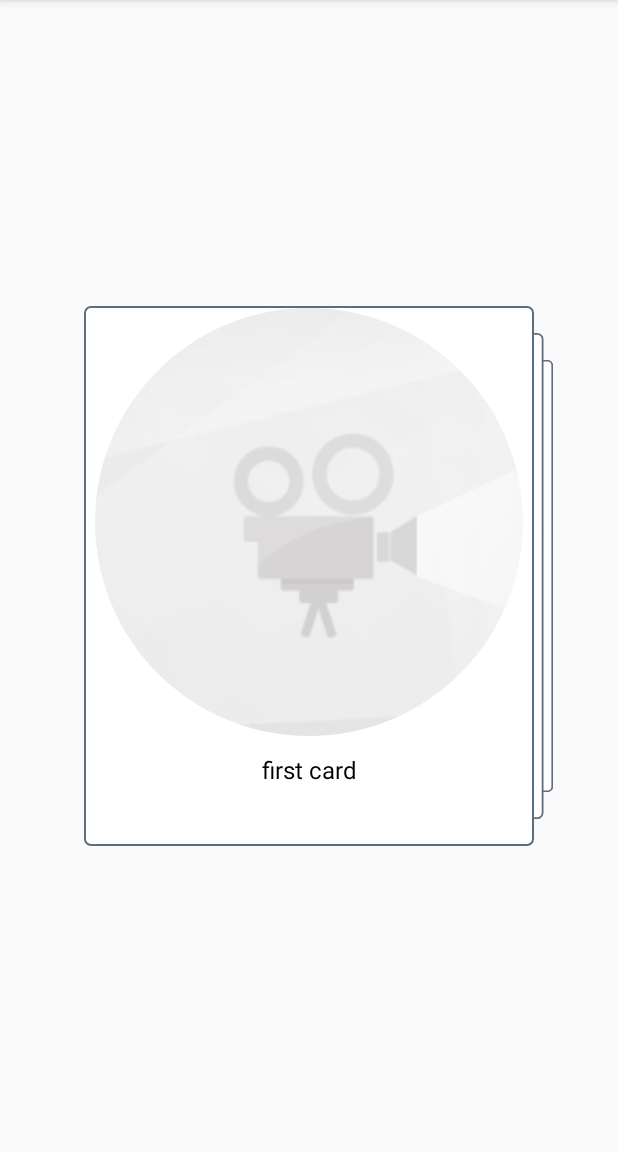
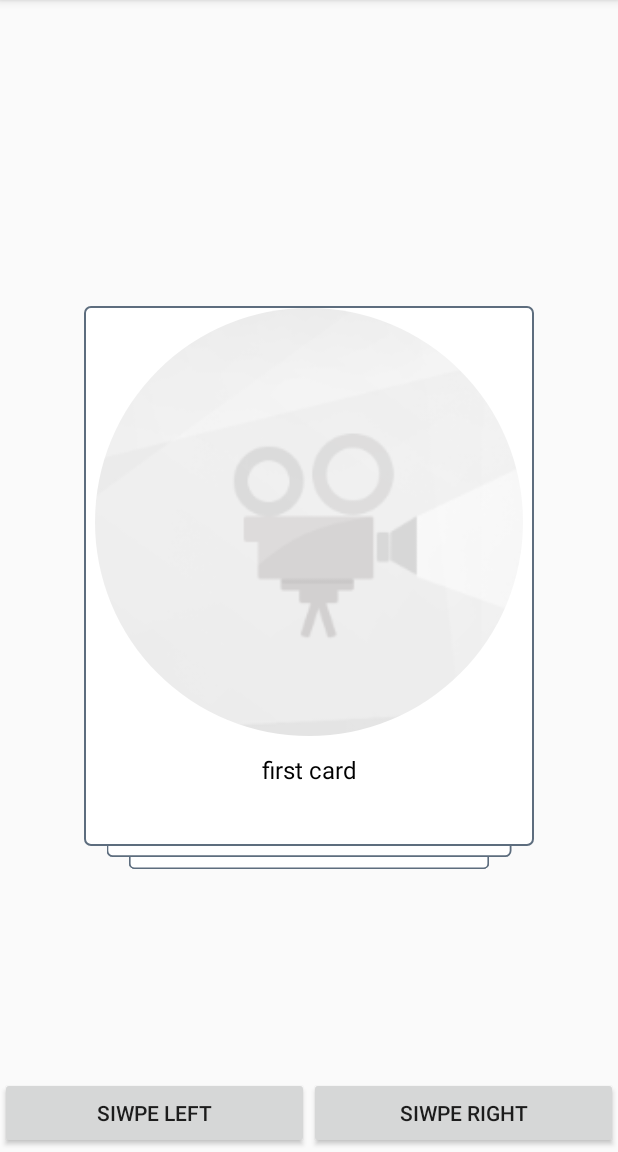
Before and after one commit to chenlin030922/ReSwipeCard, an Android app: the NormalActivity screen opened directly, with no data from a screen before it, on a phone screen of 412 x 824 dp, the part 84-1236 px from its top. Run offline under Robolectric (Android 15) with nearby library versions, the phone set to English and light mode, and no system bars; plain views replace RoundedImageView; pictures from the network do not load; 2 statements that could not run were skipped.

Commit message:
添加图片

```diff
--- a/app/src/main/java/com/lin/reswipecard/CardMaker.java
+++ b/app/src/main/java/com/lin/reswipecard/CardMaker.java
@@ -9,7 +9,7 @@ import java.util.List;
  */
 
 public class CardMaker {
-    public static final String U1 = "https://afremov.com/images/product/image_1675.jpeg";
+    public static final String U1 = "http://n.sinaimg.cn/translate/20161024/WRsW-fxwztru6973377.jpg";
     public static final String U2 = "http://img02.tooopen.com/images/20151122/tooopen_sy_149199661189.jpg";
     public static final String U3 = "http://gmimg.geimian.com/pic/2015/04/20150419_213113_920.jpg";
     public static final String U4 = "http://pic.qiantucdn.com/58pic/11/84/20/04s58PICiYA.jpg";
--- a/app/src/main/res/layout/activity_normal.xml
+++ b/app/src/main/res/layout/activity_normal.xml
@@ -27,7 +27,7 @@
         android:layout_width="match_parent"
         android:layout_height="50dp"
         android:layout_gravity="bottom"
-        android:visibility="gone">
+        android:visibility="visible">
 
         <Button
             android:id="@+id/turn_left"
--- a/cardlib/src/main/java/com/lin/cardlib/CardConfig.java
+++ b/cardlib/src/main/java/com/lin/cardlib/CardConfig.java
@@ -60,7 +60,7 @@ public class CardConfig {
     }
 
     public int getStackDirection() {
-        return  ReItemTouchHelper.RIGHT;
+        return  ReItemTouchHelper.DOWN;
     }
 
 }
```
Also changed, not shown: 1 other file.
